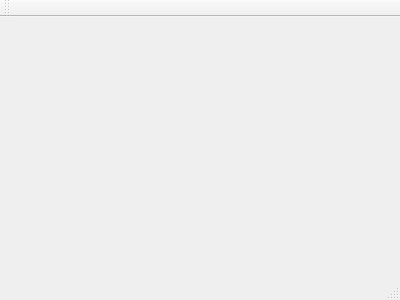
First picture: the form in QtNubankAPIDemo/mainwindow.ui, repository israelins85/QtNubankAPI, before the edit.
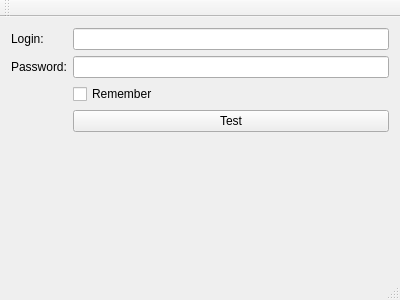
Second picture: the form after the edit.

Patch:
```diff
--- a/QtNubankAPIDemo/mainwindow.ui
+++ b/QtNubankAPIDemo/mainwindow.ui
@@ -12,13 +12,69 @@
   <property name="windowTitle" >
    <string>MainWindow</string>
   </property>
-  <widget class="QMenuBar" name="menuBar" />
-  <widget class="QToolBar" name="mainToolBar" />
-  <widget class="QWidget" name="centralWidget" />
-  <widget class="QStatusBar" name="statusBar" />
+  <widget class="QWidget" name="centralWidget">
+   <layout class="QFormLayout" name="formLayout">
+    <item row="0" column="0">
+     <widget class="QLabel" name="label">
+      <property name="text">
+       <string>Login:</string>
+      </property>
+     </widget>
+    </item>
+    <item row="0" column="1">
+     <widget class="QLineEdit" name="edtLogin"/>
+    </item>
+    <item row="1" column="0">
+     <widget class="QLabel" name="label_2">
+      <property name="text">
+       <string>Password:</string>
+      </property>
+     </widget>
+    </item>
+    <item row="1" column="1">
+     <widget class="QLineEdit" name="edtPassword">
+      <property name="echoMode">
+       <enum>QLineEdit::Password</enum>
+      </property>
+     </widget>
+    </item>
+    <item row="3" column="1">
+     <widget class="QPushButton" name="btnTest">
+      <property name="text">
+       <string>Test</string>
+      </property>
+     </widget>
+    </item>
+    <item row="2" column="1">
+     <widget class="QCheckBox" name="ckbRemember">
+      <property name="text">
+       <string>Remember</string>
+      </property>
+     </widget>
+    </item>
+   </layout>
+  </widget>
+  <widget class="QMenuBar" name="menuBar">
+   <property name="geometry">
+    <rect>
+     <x>0</x>
+     <y>0</y>
+     <width>400</width>
+     <height>22</height>
+    </rect>
+   </property>
+  </widget>
+  <widget class="QToolBar" name="mainToolBar">
+   <attribute name="toolBarArea">
+    <enum>TopToolBarArea</enum>
+   </attribute>
+   <attribute name="toolBarBreak">
+    <bool>false</bool>
+   </attribute>
+  </widget>
+  <widget class="QStatusBar" name="statusBar"/>
  </widget>
- <layoutDefault spacing="6" margin="11" />
- <pixmapfunction></pixmapfunction>
+ <layoutdefault spacing="6" margin="11"/>
  <resources/>
  <connections/>
 </ui>
```
Left out of the diff: 7 changed lines with no effect on the pictures.
